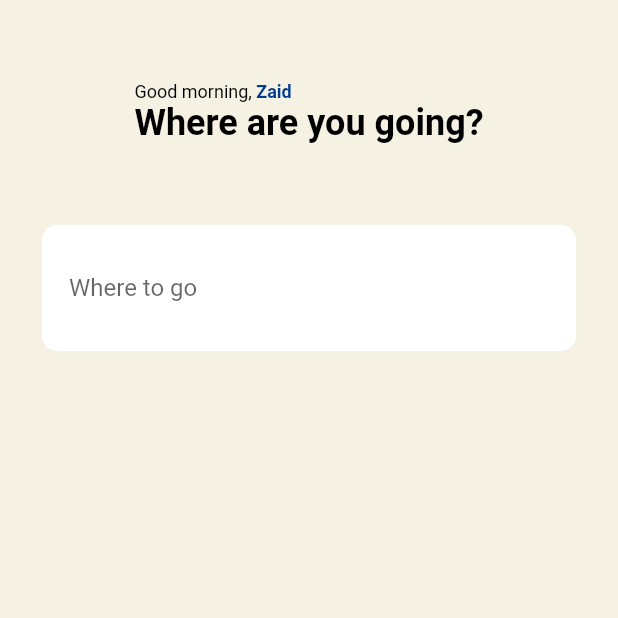
After one commit to sadeelmu/Ontheway, a Flutter app: the screen it shows after launch, on a phone screen of 412 x 824 dp, the top half of it. The commit adds this screen. Run offline on Flutter 3.47's test engine with Material 2 defaults, Android fonts, the phone set to English and light mode, and no system bars.

Commit message:
added destination page and tried to make router

```diff
--- a/lib/app.dart
+++ b/lib/app.dart
@@ -1,6 +1,8 @@
 import 'package:flutter/material.dart';
 
+import 'core/screens/destination_page/destination_page_screen.dart';
 import 'core/screens/home_page/home_page_screen.dart';
+import 'core/screens/login_page/login_page_screen.dart';
 
 class App extends StatelessWidget {
   const App({Key? key}) : super(key: key);
@@ -9,7 +11,14 @@ class App extends StatelessWidget {
   @override
   Widget build(BuildContext context) {
     return MaterialApp(
-      home: HomePageScreen(),
+        home: DestinationPageScreen(),
+        initialRoute: '/',
+        routes: {
+          'destination_page': (context) => DestinationPageScreen(),
+          'login_page':(context) => LoginPageScreen(),
+          'home_page': (context) => HomePageScreen(),
+
+        },
     );
   }
 }
--- a/lib/core/constants/color_constants.dart
+++ b/lib/core/constants/color_constants.dart
@@ -3,4 +3,5 @@ import 'dart:ui';
 class ColorConstants {
   static const color_0xff003B8E = Color(0xff003B8E);
   static const color_0xfff5f1e3 = Color(0xfff5f1e3);
+  static const color_0xffffffff = Color(0xffffffff);
 }
--- /dev/null
+++ b/lib/core/screens/destination_page/destination_page_bloc.dart
@@ -0,0 +1,4 @@
+class DestinationPageBloc {
+  String _name = "Zaid";
+  String get name => _name;
+}
--- /dev/null
+++ b/lib/core/screens/destination_page/destination_page_screen.dart
@@ -0,0 +1,93 @@
+import 'package:beltareeq/core/constants/color_constants.dart';
+import 'package:flutter/material.dart';
+
+import '../../custom_widgets/custom_text.dart';
+import 'destination_page_bloc.dart';
+
+class DestinationPageScreen extends StatefulWidget {
+  DestinationPageScreen({Key? key}) : super(key: key);
+
+  @override
+  State<DestinationPageScreen> createState() => _DestinationPageScreenState();
+}
+
+class _DestinationPageScreenState extends State<DestinationPageScreen> {
+  DestinationPageBloc bloc = DestinationPageBloc();
+  @override
+  Widget build(BuildContext context) {
+    return Scaffold(
+      backgroundColor: ColorConstants.color_0xfff5f1e3,
+      appBar: PreferredSize(
+          preferredSize: Size(MediaQuery.of(context).size.width, 150),
+          child: AppBar(
+            elevation: 0,
+            centerTitle: true,
+            toolbarHeight: 350,
+            title:
+                Column(crossAxisAlignment: CrossAxisAlignment.start, children: [
+              RichText(
+                text: TextSpan(
+                    style: TextStyle(
+                        color: Colors.black,
+                        fontSize: 12,
+                        fontWeight: FontWeight.normal),
+                    text: "Good morning, ",
+                    children: [
+                      TextSpan(
+                        text: bloc.name,
+                        style: TextStyle(
+                            color: ColorConstants.color_0xff003B8E,
+                            fontSize: 12,
+                            fontWeight: FontWeight.bold),
+                      )
+                    ]),
+              ),
+              CustomText(
+                title: "Where are you going?",
+                style: TextStyle(
+                    color: Colors.black,
+                    fontSize: 24,
+                    fontWeight: FontWeight.bold),
+              ),
+            ]),
+            backgroundColor: ColorConstants.color_0xfff5f1e3,
+          )),
+      body: Column(
+        children: [
+          Stack(
+            children: [
+              Align(
+                alignment: Alignment.topCenter,
+                child: Padding(
+                  padding: const EdgeInsets.symmetric(horizontal: 28),
+                  child: ClipRRect(
+                    borderRadius: BorderRadius.circular(10),
+                    child: Container(
+                      color: Colors.white,
+                      width: MediaQuery.of(context).size.width,
+                      child: Padding(
+                        padding: const EdgeInsets.all(
+                          18,
+                        ),
+                        child: Column(
+                          mainAxisSize: MainAxisSize.min,
+                          crossAxisAlignment: CrossAxisAlignment.start,
+                          children: [
+                            TextField(
+                                decoration: InputDecoration(
+                                    hintText: "Where to go",
+                                    border: InputBorder.none)),
+                          ],
+                        ),
+                      ),
+                    ),
+                  ),
+                ),
+              ),
+            ],
+          ),
+        ],
+      ),
+    );
+  }
+}
--- a/lib/core/screens/home_page/home_page_bloc.dart
+++ b/lib/core/screens/home_page/home_page_bloc.dart
@@ -1,3 +1,5 @@
+import 'package:flutter/cupertino.dart';
+
 class HomePageBloc {
   String _name = "Zaid";
   String get name => _name;
--- /dev/null
+++ b/lib/core/screens/login_page/login_page_screen.dart
@@ -0,0 +1,24 @@
+import 'package:flutter/material.dart';
+
+class LoginPageScreen extends StatefulWidget {
+  LoginPageScreen({Key? key}) : super(key: key);
+
+  @override
+  State<LoginPageScreen> createState() => _LoginPageScreenState();
+}
+
+class _LoginPageScreenState extends State<LoginPageScreen> {
+  @override
+  Widget build(BuildContext context) {
+    return Padding(
+        padding: const EdgeInsets.all(10),
+      child:ListView(
+        children: <Widget> [
+          Container(
+            alignment: Alignment.center,
+          )
+        ],
+      )
+    );
+  }
+}
```
Also changed, not shown: lib/core/constants/routers.dart (added), lib/core/screens/login_page/login_page_bloc.dart (added), 1 other file.
